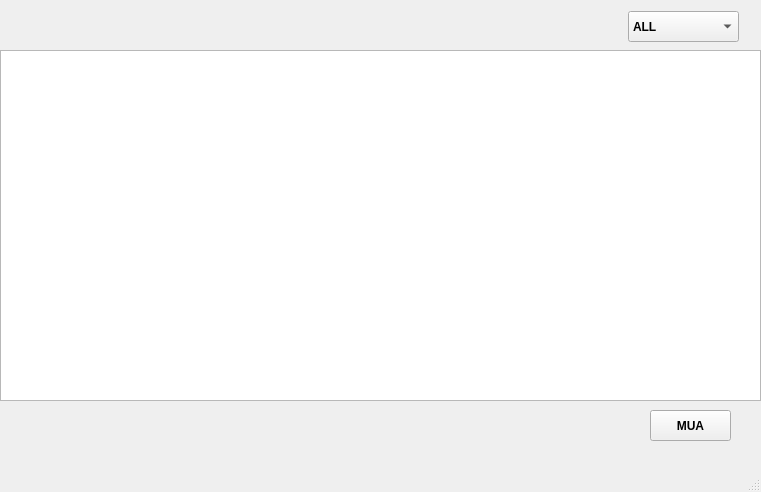
Qt form main_project/mua_acc.ui (langkhach612/account_store) before a commit.
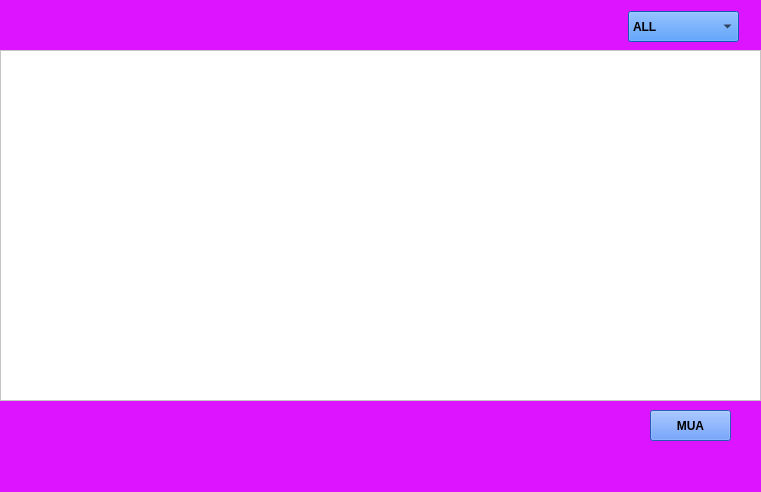
The same form after that commit.

```diff
--- a/main_project/mua_acc.ui
+++ b/main_project/mua_acc.ui
@@ -13,6 +13,9 @@
   <property name="windowTitle">
    <string>mua acc</string>
   </property>
+  <property name="styleSheet">
+   <string notr="true">background-color: rgb(220, 20, 255);</string>
+  </property>
   <widget class="QWidget" name="centralwidget">
    <widget class="QComboBox" name="chon_loai">
     <property name="geometry">
@@ -28,6 +31,9 @@
       <bold>true</bold>
      </font>
     </property>
+    <property name="styleSheet">
+     <string notr="true">background-color: rgb(24, 124, 255);</string>
+    </property>
     <item>
      <property name="text">
       <string>ALL</string>
@@ -58,6 +64,9 @@
       <bold>true</bold>
      </font>
     </property>
+    <property name="styleSheet">
+     <string notr="true">background-color: rgb(57, 126, 255);</string>
+    </property>
     <property name="text">
      <string>MUA</string>
     </property>
@@ -71,6 +80,9 @@
       <height>351</height>
      </rect>
     </property>
+    <property name="styleSheet">
+     <string notr="true">background-color: rgb(255, 255, 255);</string>
+    </property>
    </widget>
   </widget>
   <widget class="QMenuBar" name="menubar">
```
